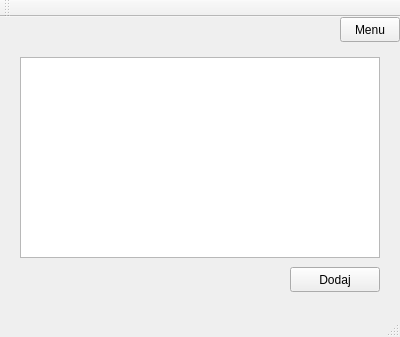
This is src/frontend/mainwindow.ui in DominikaHoszowska/fiszki_qt as Qt 5 draws it before an edit. The edited form follows.
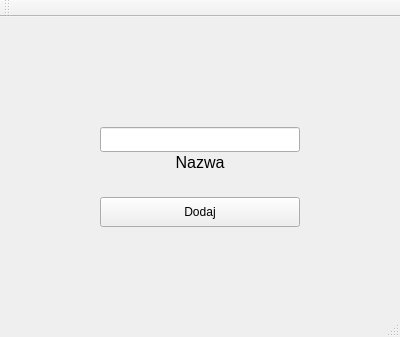
This is the edited form. The open tabs and pages were chosen to show the change.

Commit message: show and add collections

Patch:
```diff
--- a/src/frontend/mainwindow.ui
+++ b/src/frontend/mainwindow.ui
@@ -226,23 +226,82 @@
        <string>Menu</string>
       </property>
      </widget>
-     <widget class="QListView" name="listView">
+     <widget class="QPushButton" name="addAllFC">
       <property name="geometry">
        <rect>
+        <x>220</x>
+        <y>250</y>
+        <width>160</width>
+        <height>25</height>
+       </rect>
+      </property>
+      <property name="text">
+       <string>Zapisz</string>
+      </property>
+     </widget>
+     <widget class="QPushButton" name="addNewCollection">
+      <property name="geometry">
+       <rect>
         <x>20</x>
-        <y>40</y>
+        <y>250</y>
+        <width>161</width>
+        <height>25</height>
+       </rect>
+      </property>
+      <property name="text">
+       <string>Dodaj nową kolekcję</string>
+      </property>
+     </widget>
+     <widget class="QListWidget" name="listWidget">
+      <property name="geometry">
+       <rect>
+        <x>20</x>
+        <y>30</y>
         <width>360</width>
         <height>201</height>
        </rect>
       </property>
      </widget>
-     <widget class="QPushButton" name="addAllFC">
+    </widget>
+    <widget class="QWidget" name="addNewCollection_2">
+     <widget class="QLineEdit" name="newCollectionName">
       <property name="geometry">
        <rect>
-        <x>290</x>
-        <y>250</y>
-        <width>90</width>
+        <x>100</x>
+        <y>110</y>
+        <width>200</width>
         <height>25</height>
+       </rect>
+      </property>
+     </widget>
+     <widget class="QLabel" name="Nazwa">
+      <property name="geometry">
+       <rect>
+        <x>100</x>
+        <y>137</y>
+        <width>200</width>
+        <height>17</height>
+       </rect>
+      </property>
+      <property name="font">
+       <font>
+        <pointsize>12</pointsize>
+       </font>
+      </property>
+      <property name="text">
+       <string>Nazwa</string>
+      </property>
+      <property name="alignment">
+       <set>Qt::AlignCenter</set>
+      </property>
+     </widget>
+     <widget class="QPushButton" name="AddCollection">
+      <property name="geometry">
+       <rect>
+        <x>100</x>
+        <y>180</y>
+        <width>200</width>
+        <height>30</height>
        </rect>
       </property>
       <property name="text">
```
Left out of the diff: 8 changed lines with no effect on the pictures. The commit also changes 3 other files.
